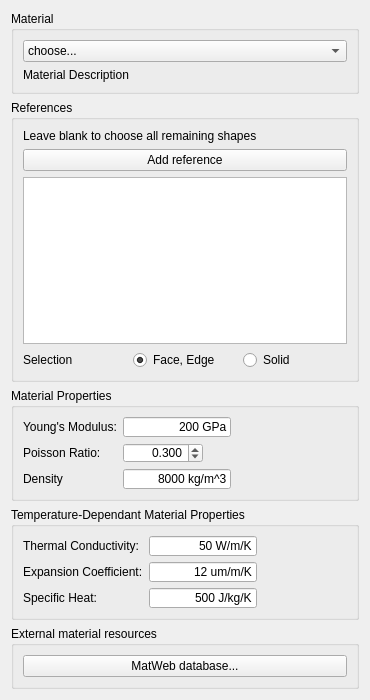
The window that src/Mod/Fem/TaskPanelFemMaterial.ui (berndhahnebach/All_FreeCAD) describes before a commit, drawn with Qt 5.
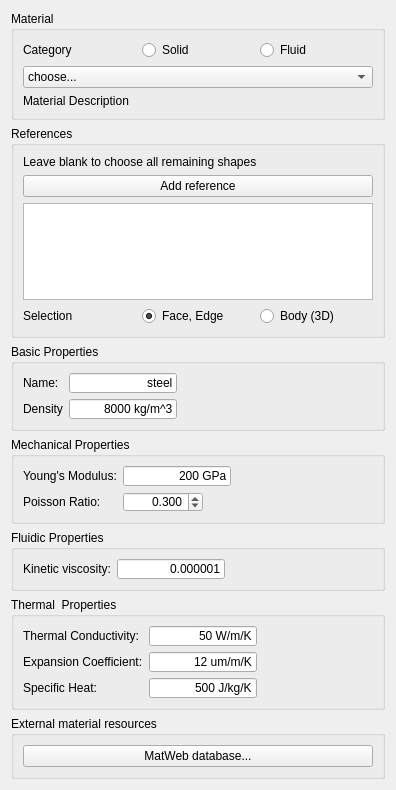
The same window after the commit. Custom widgets are drawn as their Qt base class.

Commit message: Fem: add _CommandMaterialFluid.py and FemMaterial.makeFluidMaterial method

The edit to the form file:
```diff
--- a/src/Mod/Fem/TaskPanelFemMaterial.ui
+++ b/src/Mod/Fem/TaskPanelFemMaterial.ui
@@ -6,8 +6,8 @@
    <rect>
     <x>0</x>
     <y>0</y>
-    <width>370</width>
-    <height>700</height>
+    <width>396</width>
+    <height>790</height>
    </rect>
   </property>
   <property name="windowTitle">
@@ -26,6 +26,31 @@
       <string>Material</string>
      </property>
      <layout class="QVBoxLayout" name="verticalLayout_5">
+      <item>
+       <layout class="QGridLayout" name="gridLayout_2">
+        <item row="0" column="2">
+         <widget class="QRadioButton" name="radioButton">
+          <property name="text">
+           <string>Fluid</string>
+          </property>
+         </widget>
+        </item>
+        <item row="0" column="1">
+         <widget class="QRadioButton" name="radioButton_2">
+          <property name="text">
+           <string>Solid</string>
+          </property>
+         </widget>
+        </item>
+        <item row="0" column="0">
+         <widget class="QLabel" name="label">
+          <property name="text">
+           <string>Category</string>
+          </property>
+         </widget>
+        </item>
+       </layout>
+      </item>
       <item>
        <widget class="QComboBox" name="cb_materials">
         <item>
@@ -86,7 +111,7 @@
         <item row="1" column="2">
          <widget class="QRadioButton" name="rb_solid">
           <property name="text">
-           <string>Solid</string>
+           <string>Body (3D)</string>
           </property>
          </widget>
         </item>
@@ -102,6 +127,116 @@
      </layout>
     </widget>
    </item>
+   <item>
+    <widget class="QGroupBox" name="GroupQuantities_24">
+     <property name="maximumSize">
+      <size>
+       <width>16777215</width>
+       <height>1677215</height>
+      </size>
+     </property>
+     <property name="title">
+      <string>Basic Properties</string>
+     </property>
+     <layout class="QVBoxLayout" name="verticalLayout_27">
+      <item>
+       <layout class="QFormLayout" name="formLayout_20">
+        <property name="fieldGrowthPolicy">
+         <enum>QFormLayout::AllNonFixedFieldsGrow</enum>
+        </property>
+        <item row="0" column="0">
+         <widget class="QLabel" name="label_26">
+          <property name="text">
+           <string>Name:</string>
+          </property>
+         </widget>
+        </item>
+        <item row="0" column="1">
+         <widget class="Gui::InputField" name="input_fd_name">
+          <property name="sizePolicy">
+           <sizepolicy hsizetype="Fixed" vsizetype="Fixed">
+            <horstretch>0</horstretch>
+            <verstretch>0</verstretch>
+           </sizepolicy>
+          </property>
+          <property name="minimumSize">
+           <size>
+            <width>80</width>
+            <height>20</height>
+           </size>
+          </property>
+          <property name="text">
+           <string>steel</string>
+          </property>
+          <property name="alignment">
+           <set>Qt::AlignRight|Qt::AlignTrailing|Qt::AlignVCenter</set>
+          </property>
+          <property name="singleStep" stdset="0">
+           <double>2.000000000000000</double>
+          </property>
+          <property name="maximum" stdset="0">
+           <double>2000000000.000000000000000</double>
+          </property>
+          <property name="unit" stdset="0">
+           <string notr="true">Pa</string>
+          </property>
+          <property name="decimals" stdset="0">
+           <number>3</number>
+          </property>
+          <property name="value" stdset="0">
+           <double>0.000000000000000</double>
+          </property>
+         </widget>
+        </item>
+        <item row="1" column="1">
+         <widget class="Gui::InputField" name="input_fd_density">
+          <property name="sizePolicy">
+           <sizepolicy hsizetype="Fixed" vsizetype="Fixed">
+            <horstretch>0</horstretch>
+            <verstretch>0</verstretch>
+           </sizepolicy>
+          </property>
+          <property name="minimumSize">
+           <size>
+            <width>80</width>
+            <height>20</height>
+           </size>
+          </property>
+          <property name="text">
+           <string>8000 kg/m^3</string>
+          </property>
+          <property name="alignment">
+           <set>Qt::AlignRight|Qt::AlignTrailing|Qt::AlignVCenter</set>
+          </property>
+          <property name="singleStep" stdset="0">
+           <double>2.000000000000000</double>
+          </property>
+          <property name="maximum" stdset="0">
+           <double>2000000000.000000000000000</double>
+          </property>
+          <property name="unit" stdset="0">
+           <string notr="true">kg/m^3</string>
+          </property>
+          <property name="decimals" stdset="0">
+           <number>3</number>
+          </property>
+          <property name="value" stdset="0">
+           <double>0.000000000000000</double>
+          </property>
+         </widget>
+        </item>
+        <item row="1" column="0">
+         <widget class="QLabel" name="label_8">
+          <property name="text">
+           <string>Density</string>
+          </property>
+         </widget>
+        </item>
+       </layout>
+      </item>
+     </layout>
+    </widget>
+   </item>
    <item>
     <widget class="QGroupBox" name="GroupQuantities_4">
      <property name="maximumSize">
@@ -111,7 +246,7 @@
       </size>
      </property>
      <property name="title">
-      <string>Material Properties</string>
+      <string>Mechanical Properties</string>
      </property>
      <layout class="QVBoxLayout" name="verticalLayout_7">
       <item>
@@ -201,15 +336,37 @@
           </property>
          </widget>
         </item>
-        <item row="2" column="0">
-         <widget class="QLabel" name="label_8">
+       </layout>
+      </item>
+     </layout>
+    </widget>
+   </item>
+   <item>
+    <widget class="QGroupBox" name="GroupQuantities_14">
+     <property name="maximumSize">
+      <size>
+       <width>16777215</width>
+       <height>1677215</height>
+      </size>
+     </property>
+     <property name="title">
+      <string>Fluidic Properties</string>
+     </property>
+     <layout class="QVBoxLayout" name="verticalLayout_17">
+      <item>
+       <layout class="QFormLayout" name="formLayout_10">
+        <property name="fieldGrowthPolicy">
+         <enum>QFormLayout::AllNonFixedFieldsGrow</enum>
+        </property>
+        <item row="0" column="0">
+         <widget class="QLabel" name="label_16">
           <property name="text">
-           <string>Density</string>
+           <string>Kinetic viscosity:</string>
           </property>
          </widget>
         </item>
-        <item row="2" column="1">
-         <widget class="Gui::InputField" name="input_fd_density">
+        <item row="0" column="1">
+         <widget class="Gui::InputField" name="input_fd_kinetic_viscosity">
           <property name="sizePolicy">
            <sizepolicy hsizetype="Fixed" vsizetype="Fixed">
             <horstretch>0</horstretch>
@@ -223,7 +380,7 @@
            </size>
           </property>
           <property name="text">
-           <string>8000 kg/m^3</string>
+           <string>0.000001</string>
           </property>
           <property name="alignment">
            <set>Qt::AlignRight|Qt::AlignTrailing|Qt::AlignVCenter</set>
@@ -259,7 +416,7 @@
       </size>
      </property>
      <property name="title">
-      <string>Temperature-Dependant Material Properties</string>
+      <string>Thermal  Properties</string>
      </property>
      <layout class="QVBoxLayout" name="verticalLayout_8">
       <item>
```
Left out of the diff: 2 changed lines with no effect on the pictures. The commit also changes 7 other files.
